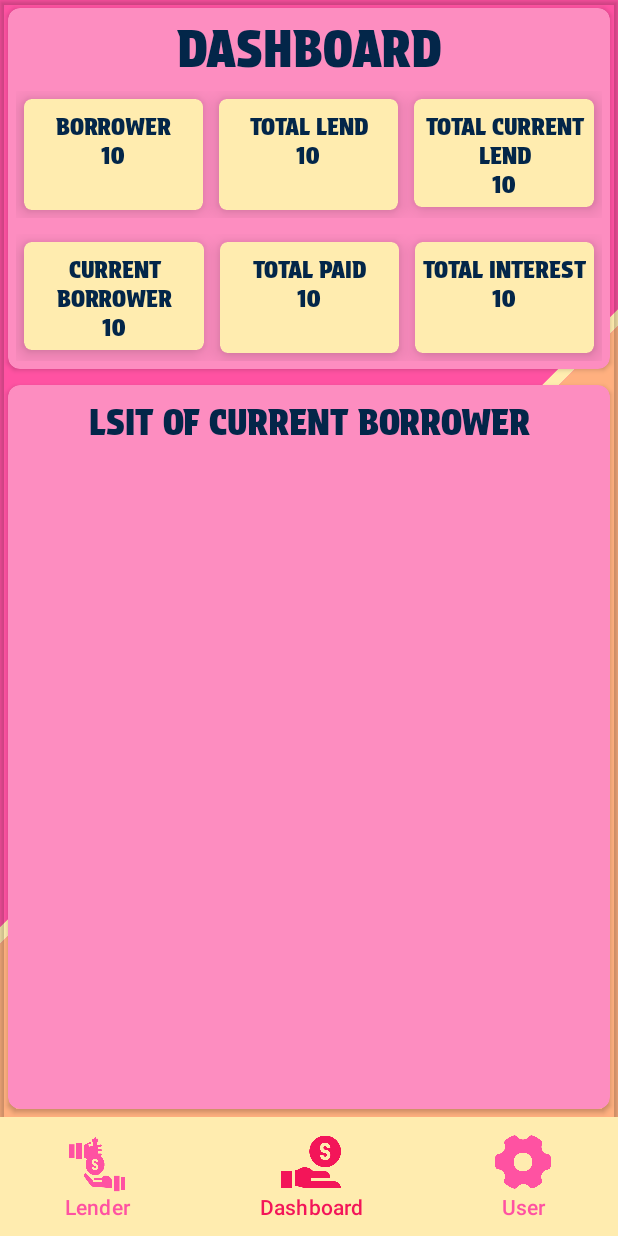
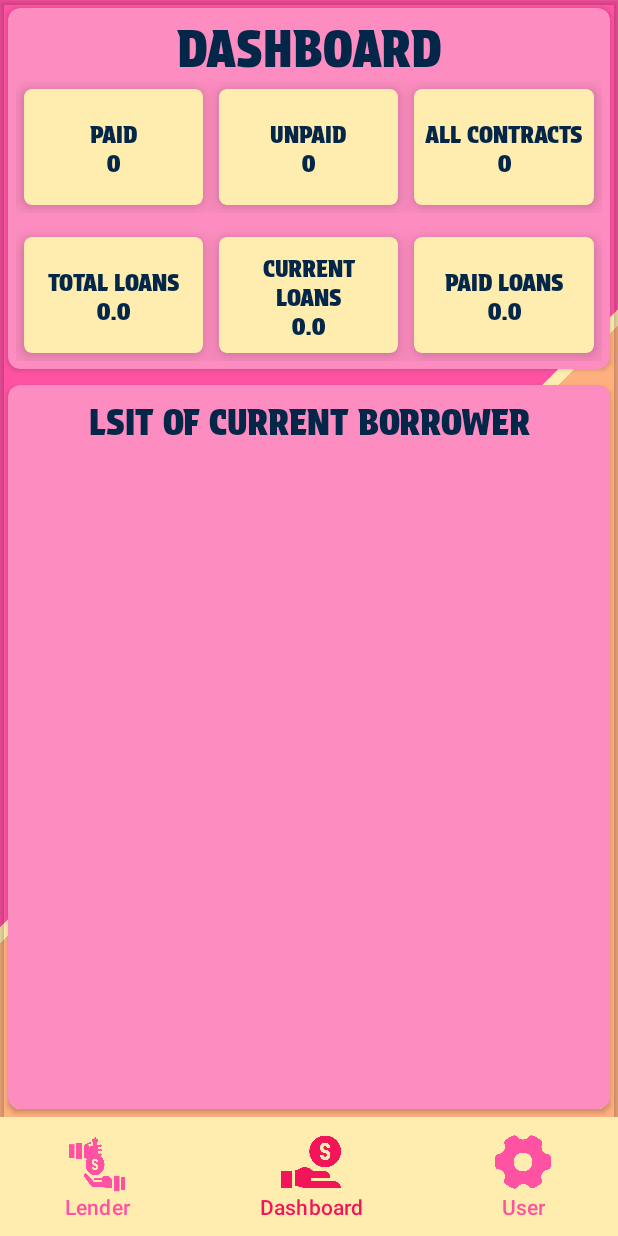
Before and after one commit to SenpaiZero/CreditSwift, an Android app: the userHome screen opened directly, with no data from a screen before it, after a tap on "Dashboard", on a phone screen of 412 x 824 dp. Run offline under Robolectric (Android 15) with nearby library versions, the light colour scheme and no system bars.

Commit message:
Implemented dashboard for borrower and it's backend

```diff
--- a/Android System/app/build.gradle.kts
+++ b/Android System/app/build.gradle.kts
@@ -7,9 +7,9 @@ android {
     compileSdk = 34
 
     defaultConfig {
-        applicationId = "com.example.taskperformance"
+        applicationId = "com.example.creditswitft"
         minSdk = 24
-        targetSdk = 34
+        targetSdk = 33
         versionCode = 1
         versionName = "1.0"
 
--- a/Android System/app/src/main/AndroidManifest.xml
+++ b/Android System/app/src/main/AndroidManifest.xml
@@ -2,6 +2,7 @@
 <manifest xmlns:android="http://schemas.android.com/apk/res/android"
     xmlns:tools="http://schemas.android.com/tools">
 
+    <uses-permission android:name="android.permission.ACCESS_NETWORK_STATE" />
     <uses-permission android:name="android.permission.WRITE_EXTERNAL_STORAGE" />
     <uses-permission android:name="android.permission.READ_EXTERNAL_STORAGE" />
     <uses-permission android:name="android.permission.INTERNET"/>
@@ -15,7 +16,7 @@
         android:roundIcon="@drawable/logo"
         android:supportsRtl="true"
         android:theme="@style/Theme.TaskPerformance"
-        tools:targetApi="31">
+        tools:targetApi="33">
         <activity
             android:name=".changePassword"
             android:exported="false" />
--- a/Android System/app/src/main/java/com/example/Adapter/applyAdapter.java
+++ b/Android System/app/src/main/java/com/example/Adapter/applyAdapter.java
@@ -16,6 +16,7 @@ import com.example.Helper.ProfileHelper;
 import com.example.Helper.userInterfaceHelper;
 import com.example.model.applyModel;
 import com.example.taskperformance.R;
+import com.example.taskperformance.lenderHome;
 
 import java.util.LinkedList;
 
@@ -57,6 +58,7 @@ public class applyAdapter extends RecyclerView.Adapter<applyAdapter.applyAdapter
             public void onClick(View v) {
                 profileHelper.acceptDeclineCurrentLend(lenderName,
                         applyList.get(position).getName(), true);
+                lenderHome.lender_home.updateBorrowerList();
             }
         });
 
@@ -65,6 +67,7 @@ public class applyAdapter extends RecyclerView.Adapter<applyAdapter.applyAdapter
             public void onClick(View v) {
                 profileHelper.acceptDeclineCurrentLend(lenderName,
                         applyList.get(position).getName(), false);
+                lenderHome.lender_home.updateBorrowerList();
             }
         });
     }
--- a/Android System/app/src/main/java/com/example/Adapter/userListAdapter.java
+++ b/Android System/app/src/main/java/com/example/Adapter/userListAdapter.java
@@ -66,10 +66,12 @@ public class userListAdapter extends RecyclerView.Adapter<userListAdapter.userLi
             holder.payBtn.setOnClickListener(new View.OnClickListener() {
                 @Override
                 public void onClick(View v) {
+                    double remaining = borrowList.get(position).getRemaining() - borrowList.get(position).getPayment();
+                    if(remaining < 0) remaining = 0;
                     UIHelper.setConfirmation("PAYMENT", "DO YOU REALLY WANT PAY?", "CANCEL", "PAY");
                     UIHelper.setNegativeConfirmation("cancel");
                     UIHelper.setPositiveConfirmation_pay(profileHelper, borrowerName, borrowList.get(position).getName(),
-                            borrowList.get(position).getRemaining() - borrowList.get(position).getPayment());
+                            remaining);
                     UIHelper.setConfirmVisibility(true);
                 }
             });
--- a/Android System/app/src/main/java/com/example/Helper/SqliteHelper.java
+++ b/Android System/app/src/main/java/com/example/Helper/SqliteHelper.java
@@ -8,7 +8,7 @@ import android.util.Log;
 import java.util.Date;
 
 public class SqliteHelper extends SQLiteOpenHelper {
-    public static final int DATABASE_VERSION = 9;
+    public static final int DATABASE_VERSION = 11;
     public static final String DATABASE_NAME = "LoanManagement.db";
     public static final String LOGIN_TABLE_CREATE = "CREATE TABLE IF NOT EXISTS Account (" +
             "id INTEGER PRIMARY KEY AUTOINCREMENT," +
@@ -75,7 +75,7 @@ public class SqliteHelper extends SQLiteOpenHelper {
         public static final String EMAIL_COLUMN = "email";
         public static final String TYPE_COLUMN = "type";
         public static final String ARCHIVE_COLUMN = "archive"; // Yes or No
-        public static final String DATA_COLUMN = "data";
+        public static final String DATA_COLUMN = "data"; // To check if borrower has added personal information
     }
 
     public static class LenderAccount
--- a/Android System/app/src/main/java/com/example/taskperformance/userHome.java
+++ b/Android System/app/src/main/java/com/example/taskperformance/userHome.java
@@ -8,26 +8,22 @@ import androidx.recyclerview.widget.RecyclerView;
 
 import android.annotation.SuppressLint;
 import android.content.Intent;
-import android.graphics.BitmapFactory;
 import android.os.Bundle;
 import android.util.Log;
 import android.view.View;
 import android.widget.Button;
 import android.widget.EditText;
-import android.widget.ImageButton;
 import android.widget.LinearLayout;
 import android.widget.Spinner;
 import android.widget.TextView;
 
 import com.example.Adapter.userLenderAdapter;
 import com.example.Adapter.userListAdapter;
-import com.example.Adapter.usersAdapter;
 import com.example.Helper.ProfileHelper;
 import com.example.Helper.SettingHelper;
 import com.example.Helper.userInterfaceHelper;
 import com.example.model.listBorrowModel;
 import com.example.model.userLenderModel;
-import com.example.model.usersModel;
 
 import java.util.LinkedList;
 
@@ -47,6 +43,9 @@ public class userHome extends AppCompatActivity {
     ProfileHelper profileHelper;
     Button settingApply, settingCancel, confirmLogout, cancelLogout, applyApply, applyCancel;
     EditText applyAmount, applyYear;
+    public static userHome user_home;
+
+    TextView unpaid, paid, contract, totalLoans, currentLoans, paidLoans;
     @Override
     protected void onCreate(Bundle savedInstanceState) {
         super.onCreate(savedInstanceState);
@@ -75,6 +74,8 @@ public class userHome extends AppCompatActivity {
                     .putExtra("username", getIntent().getStringExtra("username")));
         }
 
+        user_home = this;
+        setDashboard();
     }
     void setUIVariables()
     {
@@ -118,8 +119,26 @@ public class userHome extends AppCompatActivity {
         applyCancel = findViewById(R.id.cancelApplyBtn);
 
         dashboardRec = findViewById(R.id.listCer);
+
+        unpaid = findViewById(R.id.unpaidTxt);
+        paid = findViewById(R.id.fullPaidTxt);
+        contract = findViewById(R.id.allContractTxt);
+
+        totalLoans = findViewById(R.id.totalLoansTxt);
+        currentLoans = findViewById(R.id.paidLenderTxt);
+        paidLoans = findViewById(R.id.profitTxt);
     }
 
+    public void setDashboard() {
+        double[] data = profileHelper.getBorrowerDashboard(getIntent().getStringExtra("username"));
+        contract.setText("ALL CONTRACTS\n"+String.format("%.0f", data[0]));
+        paid.setText("PAID\n"+String.format("%.0f", data[1]));
+        unpaid.setText("UNPAID\n"+String.format("%.0f", data[2]));
+
+        totalLoans.setText("TOTAL LOANS\n"+data[3]);
+        currentLoans.setText("CURRENT LOANS\n"+data[4]);
+        paidLoans.setText("PAID LOANS\n"+data[5]);
+    }
     void setOnClick()
     {
         // Tab onclick
@@ -252,7 +271,7 @@ public class userHome extends AppCompatActivity {
             changeContainerVisibility(false);
             usersLenderList = profileHelper.getUsersLenderList("LENDER", false);
             usersLenderAdapter_ = new userLenderAdapter(usersLenderList, this, userLenderAdapter.user, profileHelper);
-            usersLenderAdapter_.setUser_home(userHome.this);
+
             userCon.setAdapter(usersLenderAdapter_);
             userCon.setLayoutManager(new LinearLayoutManager(this));
         }
@@ -293,7 +312,7 @@ public class userHome extends AppCompatActivity {
         adminCon.setVisibility(View.INVISIBLE);
     }
 
-    public void openApplyInfo(String companyName) {
+    public void openApplyInfo(String companyName, double min, double max) {
         applyInfo.setVisibility(View.VISIBLE);
         applyAmount.setText(null);
         applyYear.setText(null);
@@ -308,6 +327,12 @@ public class userHome extends AppCompatActivity {
             public void onClick(View v) {
                 int amount = Integer.valueOf(applyAmount.getText().toString());
                 int year = Integer.valueOf(applyYear.getText().toString());
+
+                if(amount < min || amount > max) {
+                    UIHelper.showCustomToast("Please make sure that the amount is within the company's budget.");
+                    return;
+                }
+
                 String a = profileHelper.addUpdateCurrentLend(getIntent().getStringExtra("username"),
                         companyName, amount, amount, year, true);
                 Log.d("apply", "username: " + getIntent().getStringExtra("username"));
--- a/Android System/app/src/main/res/layout/activity_change_password.xml
+++ b/Android System/app/src/main/res/layout/activity_change_password.xml
@@ -5,6 +5,7 @@
     android:id="@+id/main"
     android:layout_width="match_parent"
     android:layout_height="match_parent"
+    android:background="@color/lightLogin"
     android:fitsSystemWindows="true"
     tools:context=".changePassword">
 
@@ -49,6 +50,7 @@
         android:layout_margin="10dp"
         app:cardBackgroundColor="#6FFFFFFF"
         app:cardCornerRadius="8dp"
+        app:cardElevation="0dp"
         app:layout_constraintBottom_toBottomOf="parent"
         app:layout_constraintEnd_toEndOf="parent"
         app:layout_constraintStart_toStartOf="parent"
@@ -211,7 +213,7 @@
         android:id="@+id/card_view"
         layout="@layout/custom_toast"
         android:layout_width="0dp"
-        android:layout_height="0dp"
+        android:layout_height="wrap_content"
         android:visibility="invisible"
         app:layout_constraintBottom_toBottomOf="parent"
         app:layout_constraintEnd_toEndOf="parent"
--- a/Android System/app/src/main/res/layout/activity_lender_info.xml
+++ b/Android System/app/src/main/res/layout/activity_lender_info.xml
@@ -4,6 +4,7 @@
     xmlns:tools="http://schemas.android.com/tools"
     android:layout_width="match_parent"
     android:layout_height="match_parent"
+    android:background="@color/lightLogin"
     tools:context=".borrower_info"
     android:fitsSystemWindows="true">
 
--- a/Android System/app/src/main/res/layout/activity_user_home.xml
+++ b/Android System/app/src/main/res/layout/activity_user_home.xml
@@ -285,17 +285,6 @@
     </LinearLayout>
 
     <include
-        android:id="@+id/card_view"
-        layout="@layout/custom_toast"
-        android:layout_width="0dp"
-        android:layout_height="0dp"
-        android:visibility="invisible"
-        app:layout_constraintBottom_toBottomOf="parent"
-        app:layout_constraintEnd_toEndOf="parent"
-        app:layout_constraintStart_toStartOf="parent"
-        app:layout_constraintTop_toTopOf="parent" />
-
-    <include
         android:id="@+id/userSettingCon"
         layout="@layout/settings_include"
         android:layout_width="0dp"
@@ -397,4 +386,15 @@
         app:layout_constraintStart_toStartOf="parent"
         app:layout_constraintTop_toTopOf="parent" />
 
+    <include
+        android:id="@+id/card_view"
+        layout="@layout/custom_toast"
+        android:layout_width="0dp"
+        android:layout_height="0dp"
+        android:visibility="invisible"
+        app:layout_constraintBottom_toBottomOf="parent"
+        app:layout_constraintEnd_toEndOf="parent"
+        app:layout_constraintStart_toStartOf="parent"
+        app:layout_constraintTop_toTopOf="parent" />
+
 </androidx.constraintlayout.widget.ConstraintLayout>
--- a/Android System/app/src/main/res/layout/borrower_dashboard.xml
+++ b/Android System/app/src/main/res/layout/borrower_dashboard.xml
@@ -36,7 +36,7 @@
                     <TextView
                         android:id="@+id/textView46"
                         android:layout_width="match_parent"
-                        android:layout_height="wrap_content"
+                        android:layout_height="0dp"
                         android:layout_weight="1"
                         android:fontFamily="@font/protest_strike"
                         android:text="DASHBOARD"
@@ -46,9 +46,9 @@
 
                     <LinearLayout
                         android:layout_width="match_parent"
-                        android:layout_height="wrap_content"
+                        android:layout_height="0dp"
                         android:layout_margin="5dp"
-                        android:layout_weight="1"
+                        android:layout_weight="2"
                         android:orientation="horizontal">
 
                         <androidx.cardview.widget.CardView
@@ -61,13 +61,13 @@
                             app:cardElevation="8dp">
 
                             <TextView
-                                android:id="@+id/borrowerCountTxt"
+                                android:id="@+id/fullPaidTxt"
                                 android:layout_width="match_parent"
-                                android:layout_height="wrap_content"
+                                android:layout_height="match_parent"
                                 android:layout_margin="5dp"
                                 android:fontFamily="@font/protest_strike"
                                 android:gravity="center"
-                                android:text="BORROWER\n10"
+                                android:text="FULLY PAID\n10"
                                 android:textAlignment="center"
                                 android:textColor="@color/darkRegister"
                                 android:textSize="16sp" />
@@ -83,13 +83,13 @@
                             app:cardElevation="8dp">
 
                             <TextView
-                                android:id="@+id/totalLendTxt"
+                                android:id="@+id/unpaidTxt"
                                 android:layout_width="match_parent"
-                                android:layout_height="wrap_content"
+                                android:layout_height="match_parent"
                                 android:layout_margin="5dp"
                                 android:fontFamily="@font/protest_strike"
                                 android:gravity="center"
-                                android:text="TOTAL LEND\n10"
+                                android:text="UPAID\n10"
                                 android:textAlignment="center"
                                 android:textColor="@color/darkRegister"
                                 android:textSize="16sp" />
@@ -97,7 +97,7 @@
 
                         <androidx.cardview.widget.CardView
                             android:layout_width="0dp"
-                            android:layout_height="wrap_content"
+                            android:layout_height="match_parent"
                             android:layout_margin="5dp"
                             android:layout_weight="1"
                             app:cardBackgroundColor="@color/lightBackground"
@@ -105,13 +105,13 @@
                             app:cardElevation="8dp">
 
                             <TextView
-                                android:id="@+id/totalCurrentLendTxt"
+                                android:id="@+id/allContractTxt"
                                 android:layout_width="match_parent"
-                                android:layout_height="wrap_content"
+                                android:layout_height="match_parent"
                                 android:layout_margin="5dp"
                                 android:fontFamily="@font/protest_strike"
                                 android:gravity="center"
-                                android:text="TOTAL CURRENT LEND\n10"
+                                android:text="ALL CONTRACTS\n10"
                                 android:textAlignment="center"
                                 android:textColor="@color/darkRegister"
                                 android:textSize="16sp" />
@@ -120,35 +120,13 @@
 
                     <LinearLayout
                         android:layout_width="match_parent"
-                        android:layout_height="wrap_content"
+                        android:layout_height="0dp"
                         android:layout_margin="5dp"
-                        android:layout_weight="1"
+                        android:layout_weight="2"
                         android:orientation="horizontal">
 
                         <androidx.cardview.widget.CardView
-                            android:layout_width="match_parent"
-                            android:layout_height="wrap_content"
-                            android:layout_margin="5dp"
-                            android:layout_weight="1"
-                            app:cardBackgroundColor="@color/lightBackground"
-                            app:cardCornerRadius="5dp"
-                            app:cardElevation="8dp">
-
-                            <TextView
-                                android:id="@+id/currentBorrowerTxt"
-                                android:layout_width="match_parent"
-                                android:layout_height="wrap_content"
-                                android:layout_margin="5dp"
-                                android:fontFamily="@font/protest_strike"
-                                android:gravity="center"
-                                android:text="CURRENT BORROWER\n10"
-                                android:textAlignment="center"
-                                android:textColor="@color/darkRegister"
-                                android:textSize="16sp" />
-                        </androidx.cardview.widget.CardView>
-
-                        <androidx.cardview.widget.CardView
-                            android:layout_width="match_parent"
+                            android:layout_width="0dp"
                             android:layout_height="match_parent"
                             android:layout_margin="5dp"
                             android:layout_weight="1"
@@ -157,20 +135,20 @@
                             app:cardElevation="8dp">
 
                             <TextView
-                                android:id="@+id/totalPaidTxt"
+                                android:id="@+id/totalLoansTxt"
                                 android:layout_width="match_parent"
-                                android:layout_height="wrap_content"
+                                android:layout_height="match_parent"
                                 android:layout_margin="5dp"
                                 android:fontFamily="@font/protest_strike"
                                 android:gravity="center"
-                                android:text="TOTAL PAID\n10"
+                                android:text="TOTAL LOANS\n10"
                                 android:textAlignment="center"
                                 android:textColor="@color/darkRegister"
                                 android:textSize="16sp" />
                         </androidx.cardview.widget.CardView>
 
                         <androidx.cardview.widget.CardView
-                            android:layout_width="match_parent"
+                            android:layout_width="0dp"
                             android:layout_height="match_parent"
                             android:layout_margin="5dp"
                             android:layout_weight="1"
@@ -179,13 +157,35 @@
                             app:cardElevation="8dp">
 
                             <TextView
-                                android:id="@+id/totalInterestTxt"
+                                android:id="@+id/paidLenderTxt"
                                 android:layout_width="match_parent"
-                                android:layout_height="wrap_content"
+                                android:layout_height="match_parent"
                                 android:layout_margin="5dp"
                                 android:fontFamily="@font/protest_strike"
                                 android:gravity="center"
-                                android:text="TOTAL INTEREST\n10"
+                                android:text="CURRENT LOANS\n10"
+                                android:textAlignment="center"
+                                android:textColor="@color/darkRegister"
+                                android:textSize="16sp" />
+                        </androidx.cardview.widget.CardView>
+
+                        <androidx.cardview.widget.CardView
+                            android:layout_width="0dp"
+                            android:layout_height="match_parent"
+                            android:layout_margin="5dp"
+                            android:layout_weight="1"
+                            app:cardBackgroundColor="@color/lightBackground"
+                            app:cardCornerRadius="5dp"
+                            app:cardElevation="8dp">
+
+                            <TextView
+                                android:id="@+id/profitTxt"
+                                android:layout_width="match_parent"
+                                android:layout_height="match_parent"
+                                android:layout_margin="5dp"
+                                android:fontFamily="@font/protest_strike"
+                                android:gravity="center"
+                                android:text="PAID LOANS\n10"
                                 android:textAlignment="center"
                                 android:textColor="@color/darkRegister"
                                 android:textSize="16sp" />
--- a/Android System/app/src/main/res/layout/borrower_info.xml
+++ b/Android System/app/src/main/res/layout/borrower_info.xml
@@ -4,6 +4,7 @@
     xmlns:tools="http://schemas.android.com/tools"
     android:layout_width="match_parent"
     android:layout_height="match_parent"
+    android:background="@color/lightLogin"
     tools:context=".borrower_info"
     android:fitsSystemWindows="true">
 
--- a/Android System/app/src/main/res/layout/forgot_password.xml
+++ b/Android System/app/src/main/res/layout/forgot_password.xml
@@ -4,7 +4,7 @@
     xmlns:tools="http://schemas.android.com/tools"
     android:layout_width="match_parent"
     android:layout_height="wrap_content"
-    android:background="#54FFFFFF">
+    android:background="#73FFFFFF">
 
     <androidx.cardview.widget.CardView
         android:layout_width="match_parent"
```
Also changed, not shown: Android System/app/src/main/java/com/example/Adapter/userLenderAdapter.java (+3 -6 lines), Android System/app/src/main/java/com/example/Helper/ProfileHelper.java (+304 -4 lines), Android System/app/src/main/java/com/example/taskperformance/MainActivity.java (+16 -1 lines), Android System/app/src/main/java/com/example/taskperformance/adminHome.java (+8 -4 lines), Android System/app/src/main/java/com/example/taskperformance/borrower_info.java (+15 -7 lines), Android System/app/src/main/java/com/example/taskperformance/lenderHome.java (+16 -9 lines), Android System/app/src/main/java/com/example/taskperformance/lender_info.java (+19 -3 lines), Android System/app/src/main/res/layout/lender_dashboard.xml (+39 -39 lines).
